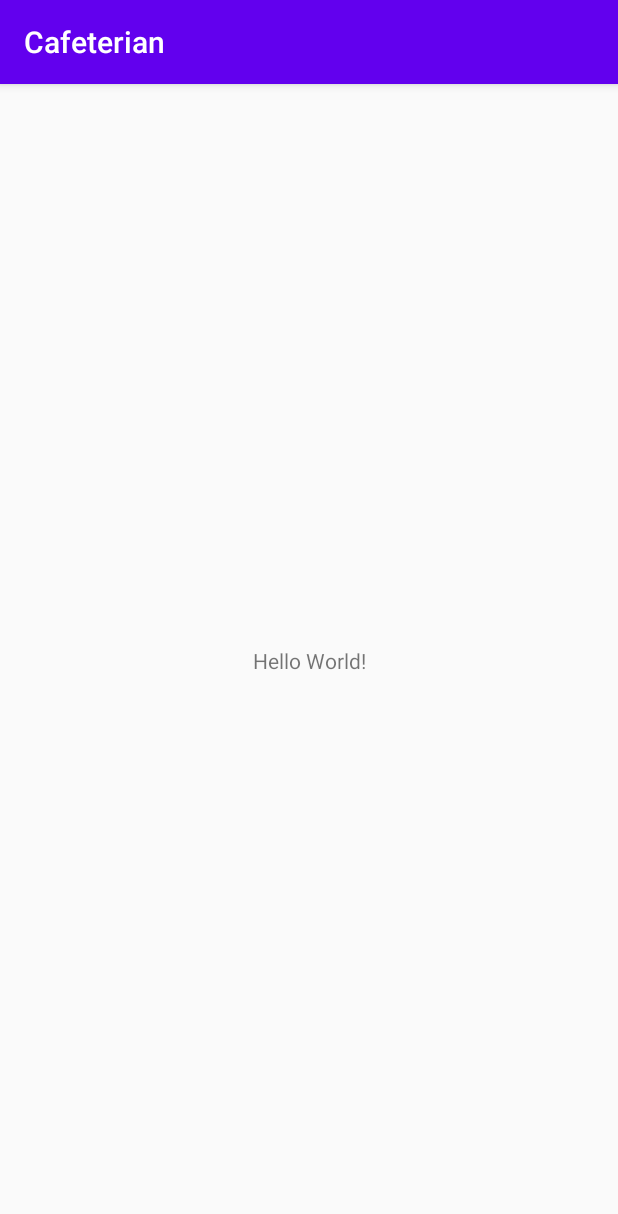
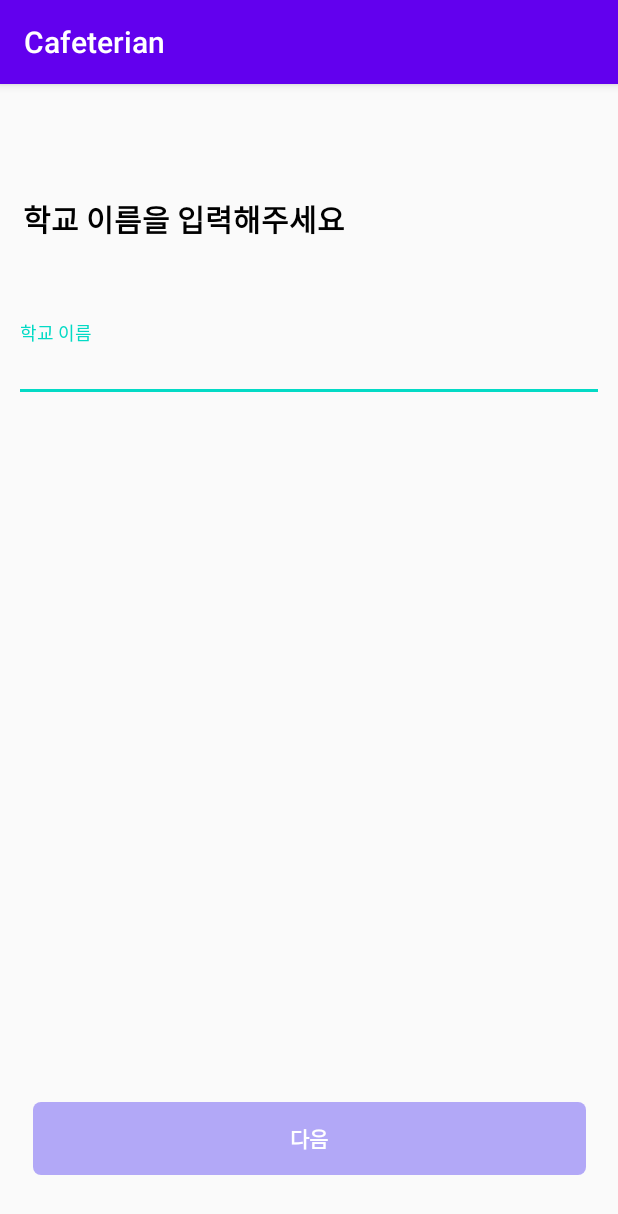
Before and after one commit to yangjunhyuk333/Cafeterian, an Android app: the screen it shows after launch (MainActivity), on a phone screen of 412 x 824 dp. Shown: the top 1214 px of the screen. Run offline under Robolectric (Android 15) with nearby library versions, the phone set to English and light mode, and no system bars.

Commit message:
[Add] MainActivity

```diff
--- a/app/build.gradle
+++ b/app/build.gradle
@@ -30,6 +30,7 @@ dependencies {
     implementation 'androidx.core:core-ktx:1.3.1'
     implementation 'androidx.appcompat:appcompat:1.2.0'
     implementation 'androidx.constraintlayout:constraintlayout:1.1.3'
+    implementation 'com.google.android.material:material:1.1.0'
     testImplementation 'junit:junit:4.12'
     androidTestImplementation 'androidx.test.ext:junit:1.1.1'
     androidTestImplementation 'androidx.test.espresso:espresso-core:3.2.0'
--- /dev/null
+++ b/app/src/main/res/drawable/school_check_button.xml
@@ -0,0 +1,8 @@
+<?xml version="1.0" encoding="utf-8"?>
+<shape xmlns:android="http://schemas.android.com/apk/res/android" android:shape="rectangle">
+
+    <stroke android:width="1dp" android:color="#00ff0000"/>
+    <size android:width="370dp" android:height="50dp" />
+    <solid android:color="@color/yeonhanpurple"/>
+    <corners android:radius="5dp" />
+</shape>
--- a/app/src/main/res/layout/activity_main.xml
+++ b/app/src/main/res/layout/activity_main.xml
@@ -7,12 +7,62 @@
     tools:context=".MainActivity">
 
     <TextView
+        android:id="@+id/title_text"
         android:layout_width="wrap_content"
         android:layout_height="wrap_content"
-        android:text="Hello World!"
+        android:fontFamily="@font/notosansbold"
+        android:text="학교 이름을 입력해주세요"
+        android:textColor="@color/black"
+        android:textSize="20dp"
+        android:textStyle="bold"
         app:layout_constraintBottom_toBottomOf="parent"
+        app:layout_constraintEnd_toEndOf="parent"
+        app:layout_constraintHorizontal_bias="0.079"
         app:layout_constraintLeft_toLeftOf="parent"
         app:layout_constraintRight_toRightOf="parent"
-        app:layout_constraintTop_toTopOf="parent" />
+        app:layout_constraintStart_toStartOf="parent"
+        app:layout_constraintTop_toTopOf="parent"
+        app:layout_constraintVertical_bias="0.101" />
+
+    <com.google.android.material.textfield.TextInputLayout
+        android:id="@+id/email_layout"
+        android:layout_width="match_parent"
+        android:layout_height="wrap_content"
+        android:layout_marginLeft="9.5dp"
+        android:layout_marginTop="10dp"
+        android:layout_marginRight="9.5dp"
+        app:layout_constraintBottom_toBottomOf="parent"
+        app:layout_constraintEnd_toEndOf="parent"
+        app:layout_constraintStart_toStartOf="parent"
+        app:layout_constraintTop_toBottomOf="@+id/title_text"
+        app:layout_constraintVertical_bias="0.074">
+
+        <com.google.android.material.textfield.TextInputEditText
+            android:id="@+id/etEmail"
+            android:layout_width="match_parent"
+            android:layout_height="wrap_content"
+            android:fontFamily="@font/notosansbold"
+            android:hint="학교 이름"
+            android:includeFontPadding="false"
+            android:inputType="text"
+            app:layout_constraintHorizontal_bias="0.48" />
+
+    </com.google.android.material.textfield.TextInputLayout>
+
+    <Button
+        android:id="@+id/enterButton"
+        android:layout_width="wrap_content"
+        android:layout_height="wrap_content"
+        android:layout_marginBottom="40dp"
+        android:background="@drawable/school_check_button"
+        android:enabled="false"
+        android:fontFamily="@font/notosansmedium"
+        android:text="다음"
+        android:textColor="@color/white"
+        android:textStyle="bold"
+        app:layout_constraintBottom_toBottomOf="parent"
+        app:layout_constraintEnd_toEndOf="parent"
+        app:layout_constraintHorizontal_bias="0.5"
+        app:layout_constraintStart_toStartOf="parent" />
 
 </androidx.constraintlayout.widget.ConstraintLayout>
--- a/app/src/main/res/values/colors.xml
+++ b/app/src/main/res/values/colors.xml
@@ -1,6 +1,11 @@
 <?xml version="1.0" encoding="utf-8"?>
 <resources>
+    <color name="black">#000000</color>
     <color name="colorPrimary">#6200EE</color>
     <color name="colorPrimaryDark">#3700B3</color>
     <color name="colorAccent">#03DAC5</color>
+    <color name="colorMain">#1078FF</color>
+    <color name="purple">#482EF2</color>
+    <color name="yeonhanpurple">#66482EF2</color>
+    <color name="white">#ffffff</color>
 </resources>
--- /dev/null
+++ b/settings.gradle
@@ -0,0 +1,2 @@
+include ':app'
+rootProject.name = "Cafeterian"
```
Also changed, not shown: app/src/main/res/drawable/school_check_button_true.xml (added, +8 -0 lines), app/src/main/res/font/font.xml (added, +8 -0 lines), build.gradle (added, +26 -0 lines), gradle.properties (added, +21 -0 lines), gradle/wrapper/gradle-wrapper.properties (added), 4 other files.
